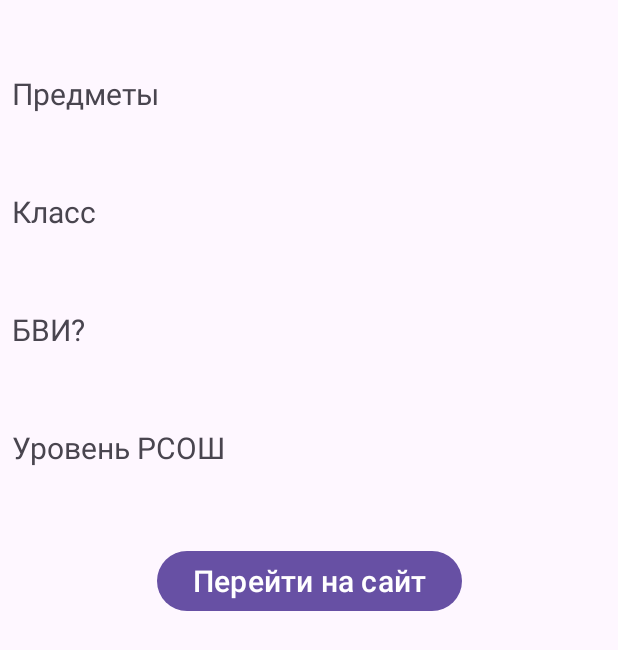
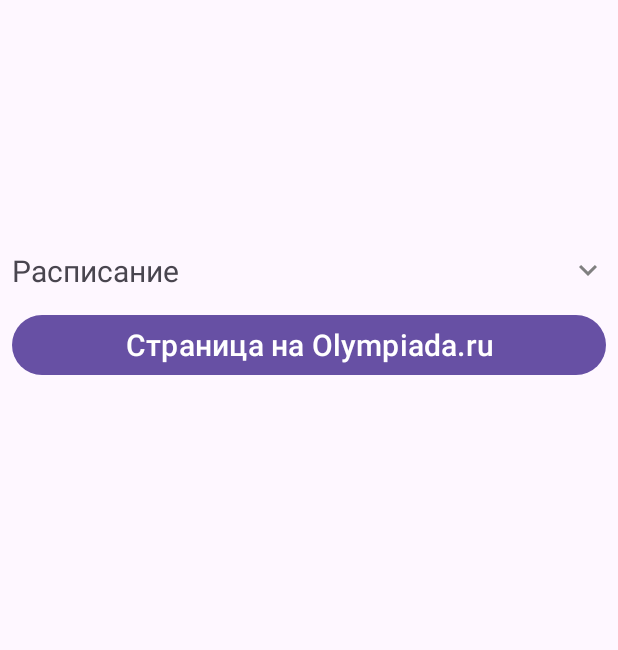
Before and after one commit to mihailap/OlympiadFinder, an Android app: the OlympiadInfoActivity screen opened directly, with no data from a screen before it, on a phone screen of 412 x 824 dp. Shown: the top 650 px of the screen. Run offline under Robolectric (Android 15) with nearby library versions, the phone set to English and light mode, and no system bars; 1 statement that could not run was skipped.

Commit message:
OlympiadInfoActivity rework

```diff
--- /dev/null
+++ b/app/src/main/res/drawable/baseline_keyboard_arrow_down_24.xml
@@ -0,0 +1,5 @@
+<vector xmlns:android="http://schemas.android.com/apk/res/android" android:height="24dp" android:tint="@color/gray" android:viewportHeight="24" android:viewportWidth="24" android:width="24dp">
+
+    <path android:fillColor="@android:color/white" android:pathData="M7.41,8.59L12,13.17l4.59,-4.58L18,10l-6,6 -6,-6 1.41,-1.41z"/>
+
+</vector>
--- a/app/src/main/res/layout/activity_olympiad_info.xml
+++ b/app/src/main/res/layout/activity_olympiad_info.xml
@@ -24,7 +24,7 @@
         android:id="@+id/scrollView"
         android:layout_width="match_parent"
         android:layout_height="wrap_content"
-        android:paddingBottom="48dp"
+        android:paddingBottom="70dp"
         app:layout_constraintTop_toBottomOf="@+id/tv_name">
 
         <androidx.constraintlayout.widget.ConstraintLayout
@@ -32,20 +32,7 @@
             android:layout_height="wrap_content">
 
             <TextView
-                android:id="@+id/tv_subject_title"
-                android:layout_width="match_parent"
-                android:layout_height="wrap_content"
-                android:layout_margin="8dp"
-                android:paddingBottom="4dp"
-                android:text="Предметы"
-                android:textSize="20sp"
-                app:layout_constraintEnd_toEndOf="parent"
-                app:layout_constraintStart_toStartOf="parent"
-                app:layout_constraintTop_toTopOf="parent"
-                tools:text="Subjects title" />
-
-            <TextView
-                android:id="@+id/tv_subject"
+                android:id="@+id/tv_description"
                 android:layout_width="match_parent"
                 android:layout_height="wrap_content"
                 android:layout_margin="8dp"
@@ -53,21 +40,20 @@
                 android:textSize="20sp"
                 app:layout_constraintEnd_toEndOf="parent"
                 app:layout_constraintStart_toStartOf="parent"
-                app:layout_constraintTop_toBottomOf="@+id/tv_subject_title"
-                tools:text="Subjects" />
+                app:layout_constraintTop_toTopOf="parent"
+                tools:text="Description" />
 
             <TextView
-                android:id="@+id/tv_grade_title"
+                android:id="@+id/tv_subjects"
                 android:layout_width="match_parent"
                 android:layout_height="wrap_content"
                 android:layout_margin="8dp"
                 android:paddingBottom="4dp"
-                android:text="Класс"
                 android:textSize="20sp"
                 app:layout_constraintEnd_toEndOf="parent"
                 app:layout_constraintStart_toStartOf="parent"
-                app:layout_constraintTop_toBottomOf="@+id/tv_subject"
-                tools:text="Grades title" />
+                app:layout_constraintTop_toBottomOf="@+id/tv_description"
+                tools:text="Physics, Math" />
 
             <TextView
                 android:id="@+id/tv_grade"
@@ -78,87 +64,87 @@
                 android:textSize="20sp"
                 app:layout_constraintEnd_toEndOf="parent"
                 app:layout_constraintStart_toStartOf="parent"
-                app:layout_constraintTop_toBottomOf="@+id/tv_grade_title"
-                tools:text="Grades" />
+                app:layout_constraintTop_toBottomOf="@+id/tv_subjects"
+                tools:text="Grade 8-11" />
+
+            <androidx.constraintlayout.widget.ConstraintLayout
+                android:id="@+id/olympiadInfoLayout"
+                android:layout_width="match_parent"
+                android:layout_height="wrap_content"
+                android:animateLayoutChanges="true"
+                app:layout_constraintTop_toBottomOf="@id/tv_grade">
 
                 <TextView
-                android:id="@+id/tv_bvi_title"
+                    android:id="@+id/tv_schedule"
                     android:layout_width="match_parent"
                     android:layout_height="wrap_content"
                     android:layout_margin="8dp"
+                    android:clickable="true"
+                    android:drawableEnd="@drawable/baseline_keyboard_arrow_down_24"
                     android:paddingBottom="4dp"
-                android:text="БВИ?"
+                    android:text="Расписание"
                     android:textSize="20sp"
                     app:layout_constraintEnd_toEndOf="parent"
                     app:layout_constraintStart_toStartOf="parent"
-                app:layout_constraintTop_toBottomOf="@+id/tv_grade"
-                tools:text="BVI title" />
+                    app:layout_constraintTop_toTopOf="parent"
+                    tools:text="Schedule" />
+
+
+                <androidx.constraintlayout.widget.ConstraintLayout
+                    android:id="@+id/expandedLayout"
+                    android:layout_width="match_parent"
+                    android:layout_height="wrap_content"
+                    android:visibility="gone"
+                    app:layout_constraintEnd_toEndOf="parent"
+                    app:layout_constraintStart_toStartOf="parent"
+                    app:layout_constraintTop_toBottomOf="@id/tv_schedule">
 
                     <TextView
-                android:id="@+id/tv_bvi"
+                        android:id="@+id/tv_stages_dates"
                         android:layout_width="match_parent"
                         android:layout_height="wrap_content"
                         android:layout_margin="8dp"
+                        android:paddingStart="12dp"
                         android:paddingBottom="4dp"
+                        android:text="Класс"
                         android:textSize="20sp"
                         app:layout_constraintEnd_toEndOf="parent"
                         app:layout_constraintStart_toStartOf="parent"
-                app:layout_constraintTop_toBottomOf="@+id/tv_bvi_title"
-                tools:text="BVI" />
+                        app:layout_constraintTop_toTopOf="parent"
+                        tools:text="First stage \n 3...8 Sep" />
 
-            <TextView
-                android:id="@+id/tv_rsosh_title"
+                </androidx.constraintlayout.widget.ConstraintLayout>
+
+            </androidx.constraintlayout.widget.ConstraintLayout>
+
+
+            <Button
+                android:id="@+id/btn_web"
                 android:layout_width="match_parent"
                 android:layout_height="wrap_content"
                 android:layout_margin="8dp"
-                android:paddingBottom="4dp"
-                android:text="Уровень РСОШ"
+                android:text="Сайт олимпиады"
                 android:textSize="20sp"
                 app:layout_constraintEnd_toEndOf="parent"
                 app:layout_constraintStart_toStartOf="parent"
-                app:layout_constraintTop_toBottomOf="@+id/tv_bvi"
-                tools:text="RSOSH title" />
+                app:layout_constraintTop_toBottomOf="@id/olympiadInfoLayout"
+                tools:text="Go to website" />
 
-            <TextView
-                android:id="@+id/tv_rsosh"
+            <Button
+                android:id="@+id/btn_olru"
                 android:layout_width="match_parent"
                 android:layout_height="wrap_content"
                 android:layout_margin="8dp"
-                android:paddingBottom="4dp"
-                android:textSize="20sp"
-                app:layout_constraintEnd_toEndOf="parent"
-                app:layout_constraintStart_toStartOf="parent"
-                app:layout_constraintTop_toBottomOf="@+id/tv_rsosh_title"
-                tools:text="RSOSH" />
-
-            <Button
-                android:id="@+id/btn_web"
-                android:layout_width="wrap_content"
-                android:layout_height="wrap_content"
-                android:layout_margin="8dp"
-                android:text="Перейти на сайт"
-                android:textSize="20sp"
-                app:layout_constraintEnd_toEndOf="parent"
-                app:layout_constraintStart_toStartOf="parent"
-                app:layout_constraintTop_toBottomOf="@id/tv_rsosh"
-                tools:text="Go to website" />
-
-            <!--    ONLY FOR TESTS! TODO: DELETE AFTER  -->
-            <TextView
-                android:id="@+id/tv_overall"
-                android:layout_width="match_parent"
-                android:layout_height="wrap_content"
-                android:layout_margin="8dp"
-                android:paddingBottom="4dp"
+                android:text="Страница на Olympiada.ru"
                 android:textSize="20sp"
                 app:layout_constraintEnd_toEndOf="parent"
                 app:layout_constraintStart_toStartOf="parent"
                 app:layout_constraintTop_toBottomOf="@id/btn_web"
-                tools:text="Overall info" />
+                tools:text="Go to Olympiada.ru" />
+
 
         </androidx.constraintlayout.widget.ConstraintLayout>
 
     </ScrollView>
 
-
 </androidx.constraintlayout.widget.ConstraintLayout>
--- a/app/src/main/res/values/colors.xml
+++ b/app/src/main/res/values/colors.xml
@@ -2,4 +2,5 @@
 <resources>
     <color name="black">#FF000000</color>
     <color name="white">#FFFFFFFF</color>
+    <color name="gray">#808080</color>
 </resources>
```
Also changed, not shown: app/src/main/java/com/mihailap/olympiadfinder/ui/OlympiadInfoActivity.java (+73 -13 lines). Lines whose indentation alone changed are shown as unchanged.
